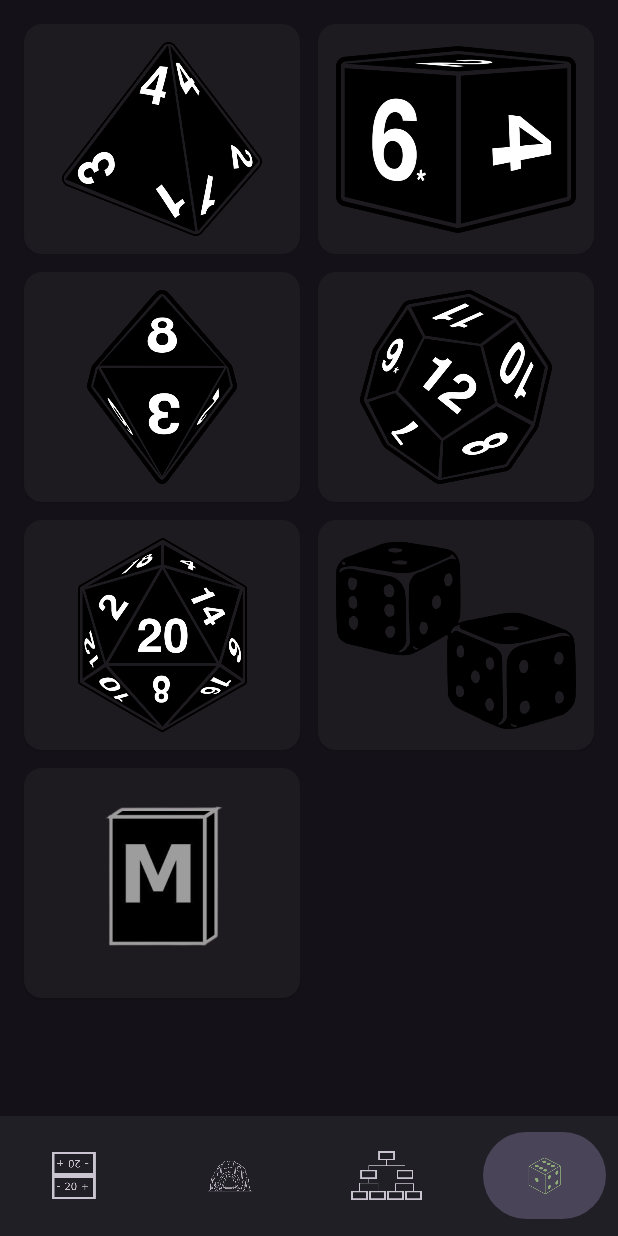
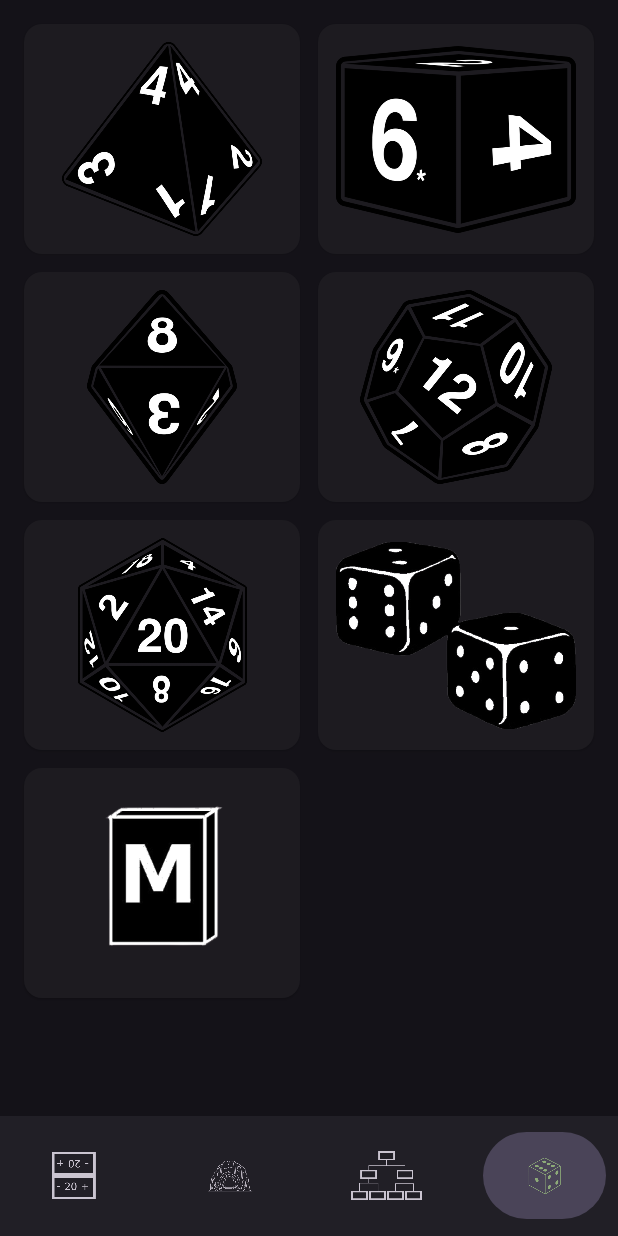
Before and after one commit to Krist1997/ludopax, an Android app built with Jetpack Compose: the RandomizerScreen screen opened through its navigation route, on a phone screen of 412 x 824 dp. Run offline under Robolectric (Android 15) with nearby library versions, the phone set to English and light mode, and no system bars; our stand-ins replace Dagger/Hilt's generated code.

Commit message:
New dice graphics

```diff
--- a/app/src/main/java/com/pumpkinprod/ludopax/randomizer/RandomizerScreen.kt
+++ b/app/src/main/java/com/pumpkinprod/ludopax/randomizer/RandomizerScreen.kt
@@ -43,7 +43,7 @@ fun RandomizerScreen(viewModel: RandomizerViewModel = viewModel()) {
                 RandomizerTile("D8",    RandomizerMode.D8,    R.drawable.randomizer_d8),
                 RandomizerTile("D12",   RandomizerMode.D12,   R.drawable.randomizer_d12),
                 RandomizerTile("D20",   RandomizerMode.D20,   R.drawable.randomizer_d20),
-                RandomizerTile("2×D6",  RandomizerMode.D6X6,  R.drawable.randomizer_d6x6),
+                RandomizerTile("2×D6",  RandomizerMode.D6X6,  R.drawable.randomizer_d6plusd6),
                 RandomizerTile("Packs", RandomizerMode.PACKS, R.drawable.randomizer_pack)
             ),
             onSelect = { viewModel.setMode(it) }
```
Also changed, not shown: app/src/main/res/drawable/randomizer_d6plusd6.png (added), app/src/main/res/drawable/randomizer_d6x6.png (deleted), app/src/main/res/drawable/randomizer_pack.png.
